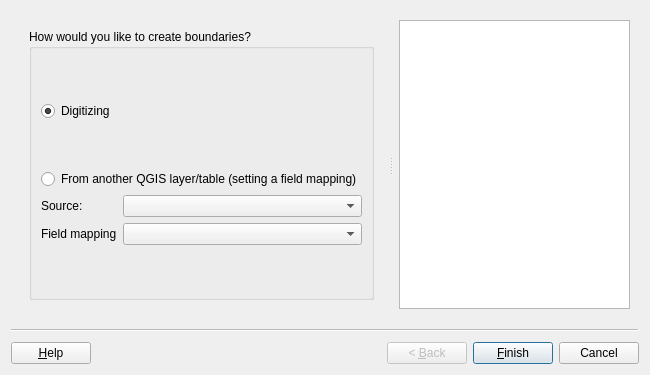
Old version of the form asistente_ladm_col/ui/wiz_create_boundaries_cadastre.ui in the repository SwissTierrasColombia/Asistente-LADM-COL.
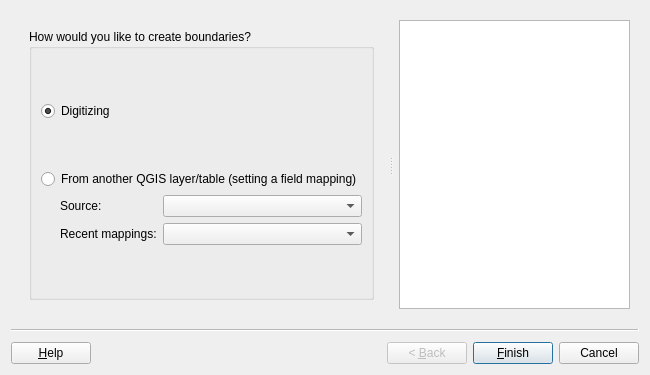
New version of the form. Custom widgets are drawn as their Qt base class.

Diff of the .ui file:
```diff
--- a/asistente_ladm_col/ui/wiz_create_boundaries_cadastre.ui
+++ b/asistente_ladm_col/ui/wiz_create_boundaries_cadastre.ui
@@ -67,7 +67,7 @@
            <string>How would you like to create boundaries?</string>
           </property>
           <layout class="QGridLayout" name="gridLayout_3">
-           <item row="0" column="0">
+           <item row="0" column="0" colspan="2">
             <spacer name="verticalSpacer">
              <property name="orientation">
               <enum>Qt::Vertical</enum>
@@ -80,7 +80,7 @@
              </property>
             </spacer>
            </item>
-           <item row="1" column="0">
+           <item row="1" column="0" colspan="2">
             <widget class="QRadioButton" name="rad_digitizing">
              <property name="text">
               <string>Digitizing</string>
@@ -90,7 +90,7 @@
              </property>
             </widget>
            </item>
-           <item row="2" column="0">
+           <item row="2" column="0" colspan="2">
             <spacer name="verticalSpacer_2">
              <property name="orientation">
               <enum>Qt::Vertical</enum>
@@ -103,7 +103,7 @@
              </property>
             </spacer>
            </item>
-           <item row="3" column="0">
+           <item row="3" column="0" colspan="2">
             <widget class="QRadioButton" name="rad_refactor">
              <property name="enabled">
               <bool>true</bool>
@@ -114,7 +114,33 @@
             </widget>
            </item>
            <item row="4" column="0">
+            <spacer name="horizontalSpacer">
+             <property name="orientation">
+              <enum>Qt::Horizontal</enum>
+             </property>
+             <property name="sizeType">
+              <enum>QSizePolicy::Minimum</enum>
+             </property>
+             <property name="sizeHint" stdset="0">
+              <size>
+               <width>13</width>
+               <height>20</height>
+              </size>
+             </property>
+            </spacer>
+           </item>
+           <item row="4" column="1">
             <layout class="QGridLayout" name="gridLayout_2">
+             <item row="1" column="0">
+              <widget class="QLabel" name="lbl_field_mapping">
+               <property name="text">
+                <string>Recent mappings:</string>
+               </property>
+              </widget>
+             </item>
+             <item row="1" column="1">
+              <widget class="QComboBox" name="cbo_mapping"/>
+             </item>
              <item row="0" column="0">
               <widget class="QLabel" name="lbl_refactor_source">
                <property name="sizePolicy">
@@ -150,19 +176,9 @@
                </property>
               </widget>
              </item>
-             <item row="1" column="0">
-              <widget class="QLabel" name="lbl_field_mapping">
-               <property name="text">
-                <string>Field mapping</string>
-               </property>
-              </widget>
-             </item>
-             <item row="1" column="1">
-              <widget class="QComboBox" name="cbo_mapping"/>
-             </item>
             </layout>
            </item>
-           <item row="5" column="0">
+           <item row="5" column="0" colspan="2">
             <spacer name="verticalSpacer_3">
              <property name="orientation">
               <enum>Qt::Vertical</enum>
```
